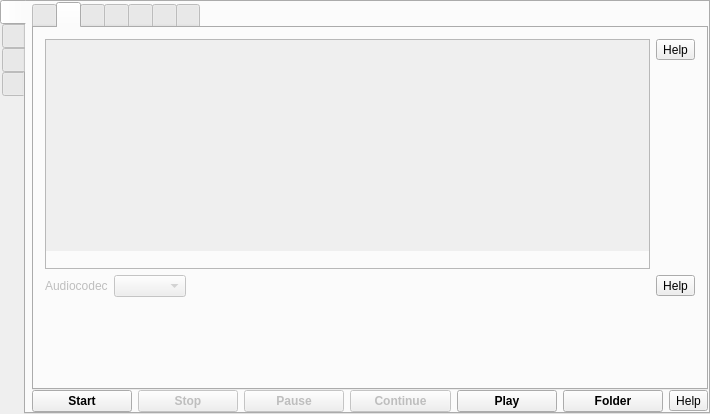
The window that src/formMainWindow.ui (vkohaupt/vokoscreenNG) describes before a commit, drawn with Qt 5.
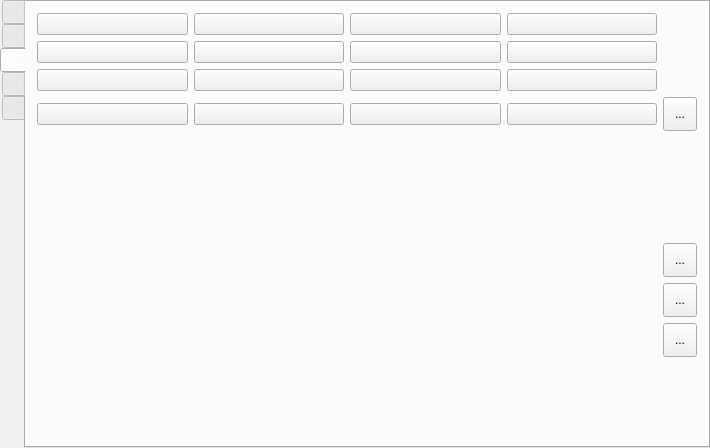
The same window after the commit. The open tabs and pages were chosen to show the change. Icons and pictures are not drawn.

Patch:
```diff
--- a/src/formMainWindow.ui
+++ b/src/formMainWindow.ui
@@ -7,7 +7,7 @@
     <x>0</x>
     <y>0</y>
     <width>710</width>
-    <height>414</height>
+    <height>448</height>
    </rect>
   </property>
   <property name="windowTitle">
@@ -555,7 +555,7 @@
                       <x>0</x>
                       <y>0</y>
                       <width>535</width>
-                      <height>166</height>
+                      <height>200</height>
                      </rect>
                     </property>
                     <layout class="QVBoxLayout" name="verticalLayoutAudioDevices">
@@ -2628,6 +2628,377 @@
         </item>
        </layout>
       </widget>
+      <widget class="QWidget" name="tabSidebarShowClick">
+       <attribute name="title">
+        <string/>
+       </attribute>
+       <layout class="QVBoxLayout" name="verticalLayout_32">
+        <item>
+         <layout class="QGridLayout" name="gridLayout_11">
+          <item row="0" column="3">
+           <widget class="QPushButton" name="pushButton_darkCyan">
+            <property name="text">
+             <string/>
+            </property>
+           </widget>
+          </item>
+          <item row="6" column="0" colspan="4">
+           <layout class="QHBoxLayout" name="horizontalLayout_32">
+            <item alignment="Qt::AlignLeft">
+             <widget class="QLabel" name="label_27">
+              <property name="sizePolicy">
+               <sizepolicy hsizetype="Minimum" vsizetype="Preferred">
+                <horstretch>0</horstretch>
+                <verstretch>0</verstretch>
+               </sizepolicy>
+              </property>
+              <property name="maximumSize">
+               <size>
+                <width>34</width>
+                <height>13</height>
+               </size>
+              </property>
+              <property name="text">
+               <string/>
+              </property>
+              <property name="pixmap">
+               <pixmap resource="screencast.qrc">:/pictures/showClick/transparenz.png</pixmap>
+              </property>
+              <property name="scaledContents">
+               <bool>true</bool>
+              </property>
+             </widget>
+            </item>
+            <item>
+             <layout class="QHBoxLayout" name="horizontalLayoutOpacity"/>
+            </item>
+           </layout>
+          </item>
+          <item row="1" column="3">
+           <widget class="QPushButton" name="pushButton_darkMagenta">
+            <property name="text">
+             <string/>
+            </property>
+           </widget>
+          </item>
+          <item row="3" column="3">
+           <widget class="QPushButton" name="pushButton_darkGray">
+            <property name="minimumSize">
+             <size>
+              <width>0</width>
+              <height>0</height>
+             </size>
+            </property>
+            <property name="text">
+             <string/>
+            </property>
+           </widget>
+          </item>
+          <item row="7" column="0" colspan="4">
+           <layout class="QHBoxLayout" name="horizontalLayout_5">
+            <item alignment="Qt::AlignLeft">
+             <widget class="QLabel" name="label_26">
+              <property name="sizePolicy">
+               <sizepolicy hsizetype="Minimum" vsizetype="Preferred">
+                <horstretch>0</horstretch>
+                <verstretch>0</verstretch>
+               </sizepolicy>
+              </property>
+              <property name="minimumSize">
+               <size>
+                <width>34</width>
+                <height>0</height>
+               </size>
+              </property>
+              <property name="maximumSize">
+               <size>
+                <width>25</width>
+                <height>34</height>
+               </size>
+              </property>
+              <property name="sizeIncrement">
+               <size>
+                <width>0</width>
+                <height>0</height>
+               </size>
+              </property>
+              <property name="text">
+               <string/>
+              </property>
+              <property name="pixmap">
+               <pixmap resource="screencast.qrc">:/pictures/showClick/sandglass.png</pixmap>
+              </property>
+              <property name="scaledContents">
+               <bool>true</bool>
+              </property>
+              <property name="margin">
+               <number>0</number>
+              </property>
+             </widget>
+            </item>
+            <item>
+             <layout class="QHBoxLayout" name="horizontalLayoutShowtime"/>
+            </item>
+           </layout>
+          </item>
+          <item row="2" column="0">
+           <widget class="QPushButton" name="pushButton_green">
+            <property name="text">
+             <string/>
+            </property>
+           </widget>
+          </item>
+          <item row="2" column="2">
+           <widget class="QPushButton" name="pushButton_yellow">
+            <property name="text">
+             <string/>
+            </property>
+           </widget>
+          </item>
+          <item row="1" column="2">
+           <widget class="QPushButton" name="pushButton_magenta">
+            <property name="text">
+             <string/>
+            </property>
+           </widget>
+          </item>
+          <item row="0" column="0">
+           <widget class="QPushButton" name="pushButton_white">
+            <property name="text">
+             <string/>
+            </property>
+           </widget>
+          </item>
+          <item row="3" column="2">
+           <widget class="QPushButton" name="pushButton_gray">
+            <property name="text">
+             <string/>
+            </property>
+           </widget>
+          </item>
+          <item row="1" column="1">
+           <widget class="QPushButton" name="pushButton_darkRed"/>
+          </item>
+          <item row="0" column="1">
+           <widget class="QPushButton" name="pushButton_black">
+            <property name="autoFillBackground">
+             <bool>false</bool>
+            </property>
+            <property name="text">
+             <string/>
+            </property>
+           </widget>
+          </item>
+          <item row="5" column="0" colspan="4">
+           <layout class="QHBoxLayout" name="horizontalLayout_39">
+            <item alignment="Qt::AlignLeft">
+             <widget class="QLabel" name="label_28">
+              <property name="sizePolicy">
+               <sizepolicy hsizetype="Minimum" vsizetype="Preferred">
+                <horstretch>0</horstretch>
+                <verstretch>0</verstretch>
+               </sizepolicy>
+              </property>
+              <property name="maximumSize">
+               <size>
+                <width>34</width>
+                <height>13</height>
+               </size>
+              </property>
+              <property name="text">
+               <string/>
+              </property>
+              <property name="pixmap">
+               <pixmap resource="screencast.qrc">:/pictures/showClick/cursor.png</pixmap>
+              </property>
+              <property name="scaledContents">
+               <bool>true</bool>
+              </property>
+              <property name="alignment">
+               <set>Qt::AlignLeading|Qt::AlignLeft|Qt::AlignVCenter</set>
+              </property>
+             </widget>
+            </item>
+            <item>
+             <layout class="QHBoxLayout" name="horizontalLayoutCircle"/>
+            </item>
+           </layout>
+          </item>
+          <item row="3" column="1">
+           <widget class="QPushButton" name="pushButton_darkBlue">
+            <property name="text">
+             <string/>
+            </property>
+           </widget>
+          </item>
+          <item row="5" column="4">
+           <widget class="QToolButton" name="toolButtonSliderCircleDefault">
+            <property name="minimumSize">
+             <size>
+              <width>34</width>
+              <height>34</height>
+             </size>
+            </property>
+            <property name="text">
+             <string>...</string>
+            </property>
+            <property name="icon">
+             <iconset>
+              <normaloff>:/pictures/showclick/undo.png</normaloff>:/pictures/showclick/undo.png</iconset>
+            </property>
+           </widget>
+          </item>
+          <item row="4" column="0" colspan="4">
+           <widget class="QFrame" name="frame_3">
+            <property name="sizePolicy">
+             <sizepolicy hsizetype="Preferred" vsizetype="Fixed">
+              <horstretch>0</horstretch>
+              <verstretch>0</verstretch>
+             </sizepolicy>
+            </property>
+            <property name="minimumSize">
+             <size>
+              <width>0</width>
+              <height>100</height>
+             </size>
+            </property>
+            <property name="frameShape">
+             <enum>QFrame::NoFrame</enum>
+            </property>
+            <layout class="QHBoxLayout" name="horizontalLayout_38">
+             <property name="spacing">
+              <number>0</number>
+             </property>
+             <property name="leftMargin">
+              <number>2</number>
+             </property>
+             <property name="rightMargin">
+              <number>0</number>
+             </property>
+             <item>
+              <widget class="QWidget" name="widget_1" native="true"/>
+             </item>
+             <item>
+              <widget class="QWidget" name="widget_2" native="true"/>
+             </item>
+             <item>
+              <widget class="QWidget" name="widget_3" native="true"/>
+             </item>
+            </layout>
+           </widget>
+          </item>
+          <item row="8" column="0">
+           <spacer name="verticalSpacer_7">
+            <property name="orientation">
+             <enum>Qt::Vertical</enum>
+            </property>
+            <property name="sizeHint" stdset="0">
+             <size>
+              <width>20</width>
+              <height>40</height>
+             </size>
+            </property>
+           </spacer>
+          </item>
+          <item row="3" column="0">
+           <widget class="QPushButton" name="pushButton_blue">
+            <property name="text">
+             <string/>
+            </property>
+           </widget>
+          </item>
+          <item row="6" column="4">
+           <widget class="QToolButton" name="toolButtonSliderOpacityDefault">
+            <property name="minimumSize">
+             <size>
+              <width>34</width>
+              <height>34</height>
+             </size>
+            </property>
+            <property name="text">
+             <string>...</string>
+            </property>
+            <property name="icon">
+             <iconset>
+              <normaloff>:/pictures/showclick/undo.png</normaloff>:/pictures/showclick/undo.png</iconset>
+            </property>
+           </widget>
+          </item>
+          <item row="0" column="2">
+           <widget class="QPushButton" name="pushButton_cyan"/>
+          </item>
+          <item row="7" column="4">
+           <widget class="QToolButton" name="toolButtonShowTimeDefault">
+            <property name="minimumSize">
+             <size>
+              <width>34</width>
+              <height>34</height>
+             </size>
+            </property>
+            <property name="text">
+             <string>...</string>
+            </property>
+            <property name="icon">
+             <iconset>
+              <normaloff>:/pictures/showclick/undo.png</normaloff>:/pictures/showclick/undo.png</iconset>
+            </property>
+           </widget>
+          </item>
+          <item row="1" column="0">
+           <widget class="QPushButton" name="pushButton_red"/>
+          </item>
+          <item row="2" column="3">
+           <widget class="QPushButton" name="pushButton_darkYellow">
+            <property name="text">
+             <string/>
+            </property>
+           </widget>
+          </item>
+          <item row="3" column="4">
+           <widget class="QToolButton" name="toolButtonColorDefault">
+            <property name="minimumSize">
+             <size>
+              <width>34</width>
+              <height>34</height>
+             </size>
+            </property>
+            <property name="text">
+             <string>...</string>
+            </property>
+            <property name="icon">
+             <iconset>
+              <normaloff>:/pictures/showclick/undo.png</normaloff>:/pictures/showclick/undo.png</iconset>
+            </property>
+           </widget>
+          </item>
+          <item row="9" column="0" colspan="4">
+           <layout class="QHBoxLayout" name="horizontalLayout_15">
+            <item>
+             <spacer name="horizontalSpacer_5">
+              <property name="orientation">
+               <enum>Qt::Horizontal</enum>
+              </property>
+              <property name="sizeHint" stdset="0">
+               <size>
+                <width>40</width>
+                <height>20</height>
+               </size>
+              </property>
+             </spacer>
+            </item>
+           </layout>
+          </item>
+          <item row="2" column="1">
+           <widget class="QPushButton" name="pushButton_darkGreen">
+            <property name="text">
+             <string/>
+            </property>
+           </widget>
+          </item>
+         </layout>
+        </item>
+       </layout>
+      </widget>
       <widget class="QWidget" name="tabSidebarPlayer">
        <attribute name="title">
         <string notr="true"/>
```
Left out of the diff: 6 changed lines with no effect on the pictures.
